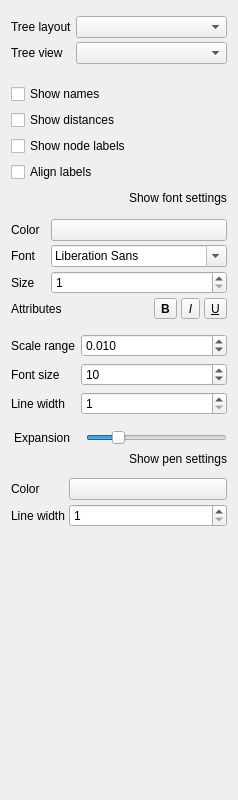
violethaze74/ugene, file src/corelibs/U2View/src/ov_msa/phy_tree_tab/TreeOptionsWidget.ui: the form before one commit.
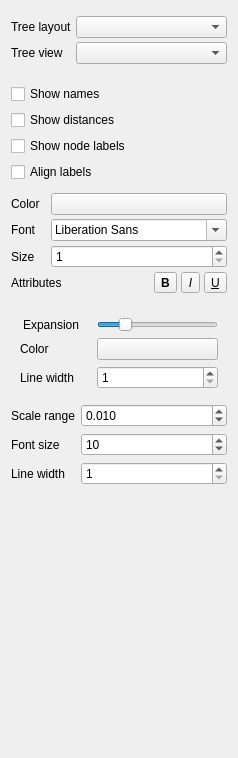
The form after the commit.

Commit message:
Simplify options panel for tree-view: make nested subgroups be always visible. (#981)
Show legend options only if legend widget is visible.

```diff
--- a/src/corelibs/U2View/src/ov_msa/phy_tree_tab/TreeOptionsWidget.ui
+++ b/src/corelibs/U2View/src/ov_msa/phy_tree_tab/TreeOptionsWidget.ui
@@ -10,7 +10,7 @@
     <x>0</x>
     <y>0</y>
     <width>238</width>
-    <height>800</height>
+    <height>758</height>
    </rect>
   </property>
   <property name="sizePolicy">
@@ -135,30 +135,6 @@
           </property>
          </widget>
         </item>
-        <item>
-         <layout class="QHBoxLayout" name="horizontalLayout">
-          <item>
-           <spacer name="horizontalSpacer_3">
-            <property name="orientation">
-             <enum>Qt::Horizontal</enum>
-            </property>
-            <property name="sizeHint" stdset="0">
-             <size>
-              <width>40</width>
-              <height>20</height>
-             </size>
-            </property>
-           </spacer>
-          </item>
-          <item>
-           <widget class="QLabel" name="lblFontSettings">
-            <property name="text">
-             <string>Show font settings</string>
-            </property>
-           </widget>
-          </item>
-         </layout>
-        </item>
         <item>
          <widget class="QWidget" name="fontSettingsWidget" native="true">
           <layout class="QVBoxLayout" name="verticalLayout_9">
@@ -318,6 +294,93 @@
      </layout>
     </widget>
    </item>
+   <item>
+    <widget class="QWidget" name="branchesGroup" native="true">
+     <property name="sizePolicy">
+      <sizepolicy hsizetype="Preferred" vsizetype="Preferred">
+       <horstretch>0</horstretch>
+       <verstretch>0</verstretch>
+      </sizepolicy>
+     </property>
+     <layout class="QGridLayout" name="gridLayout">
+      <item row="1" column="1">
+       <widget class="QPushButton" name="branchesColorButton">
+        <property name="sizePolicy">
+         <sizepolicy hsizetype="MinimumExpanding" vsizetype="Fixed">
+          <horstretch>0</horstretch>
+          <verstretch>0</verstretch>
+         </sizepolicy>
+        </property>
+        <property name="text">
+         <string/>
+        </property>
+       </widget>
+      </item>
+      <item row="0" column="0">
+       <widget class="QLabel" name="breadthScaleAdjustmentLabel">
+        <property name="styleSheet">
+         <string notr="true">margin-right: 5px</string>
+        </property>
+        <property name="text">
+         <string>Expansion </string>
+        </property>
+       </widget>
+      </item>
+      <item row="1" column="0">
+       <widget class="QLabel" name="label_2">
+        <property name="text">
+         <string>Color</string>
+        </property>
+       </widget>
+      </item>
+      <item row="0" column="1">
+       <widget class="QSlider" name="breadthScaleAdjustmentSlider">
+        <property name="minimum">
+         <number>50</number>
+        </property>
+        <property name="maximum">
+         <number>300</number>
+        </property>
+        <property name="pageStep">
+         <number>50</number>
+        </property>
+        <property name="sliderPosition">
+         <number>100</number>
+        </property>
+        <property name="orientation">
+         <enum>Qt::Horizontal</enum>
+        </property>
+        <property name="invertedAppearance">
+         <bool>false</bool>
+        </property>
+        <property name="tickPosition">
+         <enum>QSlider::NoTicks</enum>
+        </property>
+        <property name="tickInterval">
+         <number>3</number>
+        </property>
+       </widget>
+      </item>
+      <item row="2" column="0">
+       <widget class="QLabel" name="lineWeightLabel">
+        <property name="text">
+         <string>Line width</string>
+        </property>
+       </widget>
+      </item>
+      <item row="2" column="1">
+       <widget class="QSpinBox" name="lineWeightSpinBox">
+        <property name="minimum">
+         <number>1</number>
+        </property>
+        <property name="maximum">
+         <number>40</number>
+        </property>
+       </widget>
+      </item>
+     </layout>
+    </widget>
+   </item>
    <item>
     <widget class="QWidget" name="scalebarGroup" native="true">
      <layout class="QGridLayout" name="gridLayout_2">
@@ -330,6 +393,20 @@
       <property name="rightMargin">
        <number>0</number>
       </property>
+      <item row="0" column="0">
+       <widget class="QLabel" name="scaleLabel">
+        <property name="text">
+         <string>Scale range</string>
+        </property>
+       </widget>
+      </item>
+      <item row="2" column="0">
+       <widget class="QLabel" name="label_3">
+        <property name="text">
+         <string>Line width</string>
+        </property>
+       </widget>
+      </item>
       <item row="1" column="0">
        <widget class="QLabel" name="label">
         <property name="text">
@@ -359,17 +436,19 @@
         </property>
        </widget>
       </item>
-      <item row="0" column="0">
-       <widget class="QLabel" name="scaleLabel">
-        <property name="text">
-         <string>Scale range</string>
+      <item row="2" column="1">
+       <widget class="QSpinBox" name="lineWidthSpinBox">
+        <property name="sizePolicy">
+         <sizepolicy hsizetype="MinimumExpanding" vsizetype="Fixed">
+          <horstretch>0</horstretch>
+          <verstretch>0</verstretch>
+         </sizepolicy>
         </property>
-       </widget>
-      </item>
-      <item row="2" column="0">
-       <widget class="QLabel" name="label_3">
-        <property name="text">
-         <string>Line width</string>
+        <property name="minimum">
+         <number>1</number>
+        </property>
+        <property name="maximum">
+         <number>40</number>
         </property>
        </widget>
       </item>
@@ -389,186 +468,6 @@
         </property>
        </widget>
       </item>
-      <item row="2" column="1">
-       <widget class="QSpinBox" name="lineWidthSpinBox">
-        <property name="sizePolicy">
-         <sizepolicy hsizetype="MinimumExpanding" vsizetype="Fixed">
-          <horstretch>0</horstretch>
-          <verstretch>0</verstretch>
-         </sizepolicy>
-        </property>
-        <property name="minimum">
-         <number>1</number>
-        </property>
-        <property name="maximum">
-         <number>40</number>
-        </property>
-       </widget>
-      </item>
-     </layout>
-    </widget>
-   </item>
-   <item>
-    <widget class="QWidget" name="branchesGroup" native="true">
-     <property name="sizePolicy">
-      <sizepolicy hsizetype="Preferred" vsizetype="Preferred">
-       <horstretch>0</horstretch>
-       <verstretch>0</verstretch>
-      </sizepolicy>
-     </property>
-     <layout class="QVBoxLayout" name="verticalLayout_2">
-      <property name="spacing">
-       <number>4</number>
-      </property>
-      <property name="leftMargin">
-       <number>0</number>
-      </property>
-      <property name="topMargin">
-       <number>0</number>
-      </property>
-      <property name="rightMargin">
-       <number>0</number>
-      </property>
-      <property name="bottomMargin">
-       <number>9</number>
-      </property>
-      <item>
-       <layout class="QGridLayout" name="gridLayout">
-        <property name="verticalSpacing">
-         <number>4</number>
-        </property>
-        <item row="0" column="1">
-         <widget class="QSlider" name="breadthScaleAdjustmentSlider">
-          <property name="minimum">
-           <number>50</number>
-          </property>
-          <property name="maximum">
-           <number>300</number>
-          </property>
-          <property name="pageStep">
-           <number>50</number>
-          </property>
-          <property name="sliderPosition">
-           <number>100</number>
-          </property>
-          <property name="orientation">
-           <enum>Qt::Horizontal</enum>
-          </property>
-          <property name="invertedAppearance">
-           <bool>false</bool>
-          </property>
-          <property name="tickPosition">
-           <enum>QSlider::NoTicks</enum>
-          </property>
-          <property name="tickInterval">
-           <number>3</number>
-          </property>
-         </widget>
-        </item>
-        <item row="0" column="0">
-         <widget class="QLabel" name="breadthScaleAdjustmentLabel">
-          <property name="styleSheet">
-           <string notr="true">margin-right: 5px</string>
-          </property>
-          <property name="text">
-           <string>Expansion </string>
-          </property>
-         </widget>
-        </item>
-       </layout>
-      </item>
-      <item>
-       <layout class="QHBoxLayout" name="horizontalLayout_11">
-        <item>
-         <spacer name="horizontalSpacer_4">
-          <property name="orientation">
-           <enum>Qt::Horizontal</enum>
-          </property>
-          <property name="sizeHint" stdset="0">
-           <size>
-            <width>40</width>
-            <height>20</height>
-           </size>
-          </property>
-         </spacer>
-        </item>
-        <item>
-         <widget class="QLabel" name="lblPenSettings">
-          <property name="text">
-           <string>Show pen settings</string>
-          </property>
-         </widget>
-        </item>
-       </layout>
-      </item>
-      <item>
-       <widget class="QWidget" name="penGroup" native="true">
-        <property name="sizePolicy">
-         <sizepolicy hsizetype="Preferred" vsizetype="Preferred">
-          <horstretch>0</horstretch>
-          <verstretch>0</verstretch>
-         </sizepolicy>
-        </property>
-        <layout class="QVBoxLayout" name="verticalLayout_6">
-         <property name="spacing">
-          <number>4</number>
-         </property>
-         <property name="leftMargin">
-          <number>0</number>
-         </property>
-         <property name="topMargin">
-          <number>5</number>
-         </property>
-         <property name="rightMargin">
-          <number>0</number>
-         </property>
-         <property name="bottomMargin">
-          <number>5</number>
-         </property>
-         <item>
-          <layout class="QGridLayout" name="gridLayout_5">
-           <item row="1" column="0">
-            <widget class="QLabel" name="lineWeightLabel">
-             <property name="text">
-              <string>Line width</string>
-             </property>
-            </widget>
-           </item>
-           <item row="1" column="1">
-            <widget class="QSpinBox" name="lineWeightSpinBox">
-             <property name="minimum">
-              <number>1</number>
-             </property>
-             <property name="maximum">
-              <number>40</number>
-             </property>
-            </widget>
-           </item>
-           <item row="0" column="0">
-            <widget class="QLabel" name="label_2">
-             <property name="text">
-              <string>Color</string>
-             </property>
-            </widget>
-           </item>
-           <item row="0" column="1">
-            <widget class="QPushButton" name="branchesColorButton">
-             <property name="sizePolicy">
-              <sizepolicy hsizetype="MinimumExpanding" vsizetype="Fixed">
-               <horstretch>0</horstretch>
-               <verstretch>0</verstretch>
-              </sizepolicy>
-             </property>
-             <property name="text">
-              <string/>
-             </property>
-            </widget>
-           </item>
-          </layout>
-         </item>
-        </layout>
-       </widget>
-      </item>
      </layout>
     </widget>
    </item>
@@ -580,7 +479,7 @@
      <property name="sizeHint" stdset="0">
       <size>
        <width>20</width>
-       <height>40</height>
+       <height>172</height>
       </size>
      </property>
     </spacer>
```
The commit also changes 10 other files.
